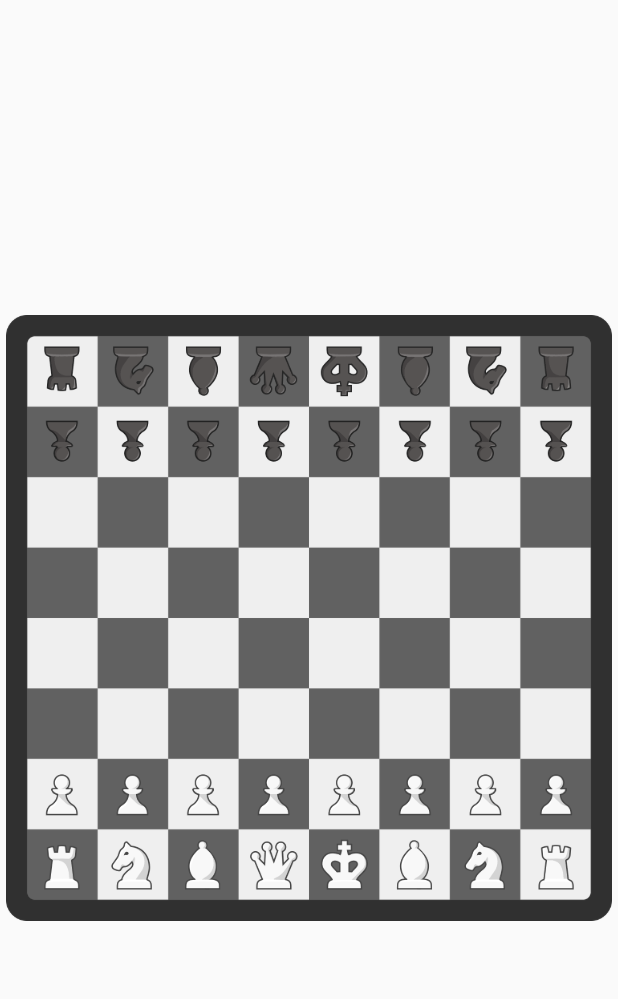
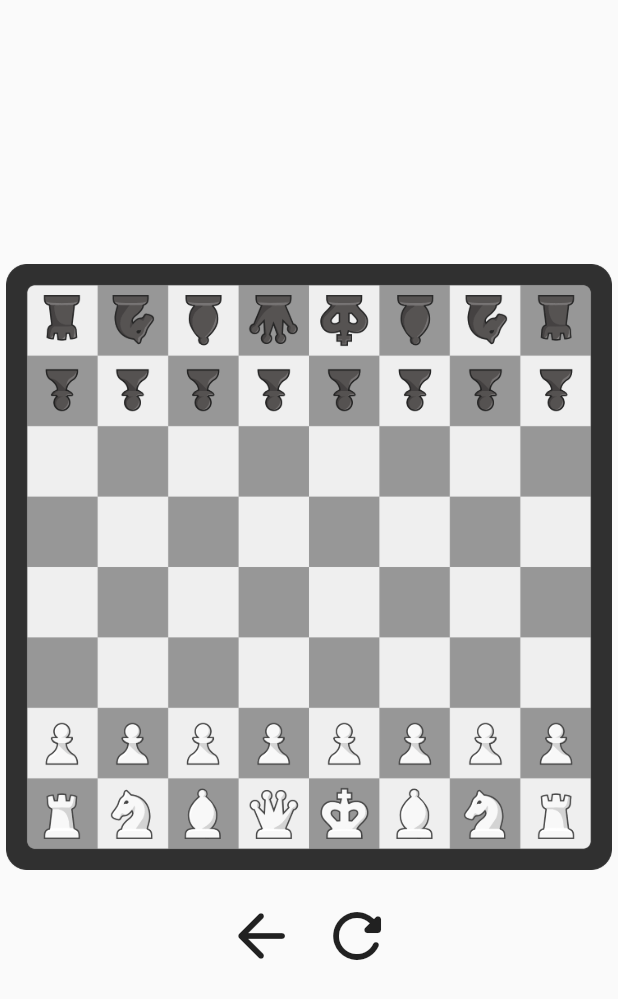
Before and after one commit to sourcelocation/Chess, a Flutter app: the screen it shows after launch, on a phone screen of 412 x 824 dp. Shown: the top 999 px of the screen. Run offline on Flutter 3.47's test engine with Material 2 defaults, Android fonts, the phone set to English and light mode, and no system bars.

Commit message:
En Passant, checkmate snackbar, restart button

```diff
--- a/lib/chess_piece.dart
+++ b/lib/chess_piece.dart
@@ -55,6 +55,10 @@ class Pos {
     return Pos(x + other.x, y + other.y);
   }
 
+  Pos operator -(Pos other) {
+    return Pos(x - other.x, y - other.y);
+  }
+
   @override
   String toString() => "Pos($x, $y)";
 }
--- a/lib/components/game_screen.dart
+++ b/lib/components/game_screen.dart
@@ -1,11 +1,13 @@
 import 'package:flutter/material.dart';
 import 'package:chess/chess_piece.dart';
-
+import "package:chess/extensions.dart";
 import '../game_coordinator.dart';
 
 class GameScreen extends StatefulWidget {
   @override
   State<StatefulWidget> createState() => GameScreenState();
+
+  const GameScreen({super.key});
 }
 
 class GameScreenState extends State<GameScreen> {
@@ -29,15 +31,19 @@ class GameScreenState extends State<GameScreen> {
         appBar: null,
         body: Container(
             margin: EdgeInsets.all(boardMargin),
-            child: Column(
-                children: [const Spacer(), buildBoard(), const Spacer()])));
+            child: Column(children: [
+              const Spacer(),
+              buildBoard(),
+              Row(children: [const Spacer(), buildControls(), const Spacer()]),
+              const Spacer()
+            ])));
   }
 
   Stack buildBoard() {
     return Stack(
       children: [
         Image.asset(
-          "images/Board Modern.png",
+          "images/Board Modern(5).png",
         ),
         Container(
             margin: EdgeInsets.all(boardBorderSize),
@@ -52,6 +58,42 @@ class GameScreenState extends State<GameScreen> {
             ))
       ],
     );
+  }
+
+  Container buildControls() {
+    return Container(
+        margin: const EdgeInsets.fromLTRB(0, 20, 0, 0),
+        child: Row(
+          children: [
+            IconButton(
+              onPressed: () {
+                setState(() {
+                  coordinator.undo();
+                });
+              },
+              icon: const Icon(
+                Icons.arrow_back_rounded,
+                size: 48,
+              ),
+              padding: const EdgeInsets.all(0),
+              splashRadius: 32,
+            ),
+            const SizedBox(width: 16),
+            IconButton(
+              onPressed: () {
+                setState(() {
+                  coordinator.resetGame();
+                });
+              },
+              icon: const Icon(
+                Icons.refresh_rounded,
+                size: 48,
+              ),
+              padding: const EdgeInsets.all(0),
+              splashRadius: 32,
+            ),
+          ],
+        ));
   }
 
   Stack buildTileContents(Pos pos) {
@@ -75,7 +117,6 @@ class GameScreenState extends State<GameScreen> {
           data: pos,
           feedback: tile,
           childWhenDragging: SizedBox(width: tileSize, height: tileSize),
-            child: tile,
           onDragStarted: () {
             if (piece == null) {
               deselectPiece();
@@ -86,7 +127,9 @@ class GameScreenState extends State<GameScreen> {
           maxSimultaneousDrags: (piece?.color ?? coordinator.currentTurn) ==
                   coordinator.currentTurn
               ? null
-                : 0),
+              : 0,
+          child: tile,
+        ),
       ],
     );
   }
@@ -103,9 +146,11 @@ class GameScreenState extends State<GameScreen> {
               selectedPiecePos = toPos;
             } else {
               if (selectedPieceLegalMoves?.contains(toPos) ?? false) {
-                coordinator.movePiece(fromPos, toPos);
-                coordinator.switchTurn();
+                coordinator.performMove(Move(fromPos, toPos), true);
                 deselectPiece();
+                final status = coordinator
+                    .getCheckStatusForPlayer(coordinator.currentTurn);
+                showGameEndDialogIfNeeded(status);
               }
               // Todo check moves
             }
@@ -122,8 +167,8 @@ class GameScreenState extends State<GameScreen> {
               quarterTurns: piece.color == PlayerColor.white ? 0 : 2,
               child: Image.asset(
                 piece.fileName,
-                height: tileSize * 0.85,
-                width: tileSize * 0.85,
+                height: tileSize * 0.87,
+                width: tileSize * 0.87,
               ))
           : null,
     );
@@ -142,4 +187,28 @@ class GameScreenState extends State<GameScreen> {
       selectedPieceLegalMoves = null;
     });
   }
+
+  void showGameEndDialogIfNeeded(CheckStatus status) {
+    if (status == CheckStatus.checkmate) {
+      ScaffoldMessenger.of(context).showSnackBar(SnackBar(
+        content: Text(
+            "Checkmate! ${coordinator.currentTurn.inverted.raw.capitalize()} wins"),
+      ));
+      // showDialog(
+      //     context: context,
+      //     builder: (_) => AlertDialog(
+      //           title: const Text("Checkmate!"),
+      //           content: Text(
+      //               "${coordinator.currentTurn.inverted.raw.capitalize()} wins"),
+      //           actions: <Widget>[
+      //             TextButton(
+      //               child: const Text('OK'),
+      //               onPressed: () {
+      //                 Navigator.of(context).pop();
+      //               },
+      //             ),
+      //           ],
+      //         ));
     }
+  }
+}
--- /dev/null
+++ b/lib/extensions.dart
@@ -0,0 +1,5 @@
+extension StringExtension on String {
+  String capitalize() {
+    return "${this[0].toUpperCase()}${substring(1).toLowerCase()}";
+  }
+}
--- a/lib/main.dart
+++ b/lib/main.dart
@@ -15,7 +15,7 @@ class Chess extends StatelessWidget {
       theme: ThemeData(
         primarySwatch: Colors.grey,
       ),
-      home: GameScreen(),
+      home: const GameScreen(),
     );
   }
 }
--- a/pubspec.yaml
+++ b/pubspec.yaml
@@ -34,6 +34,7 @@ dependencies:
   # The following adds the Cupertino Icons font to your application.
   # Use with the CupertinoIcons class for iOS style icons.
   cupertino_icons: ^1.0.2
+  collection: ^1.16.0
 
 dev_dependencies:
   flutter_test:
```
Also changed, not shown: lib/game_coordinator.dart (+115 -23 lines), images/Board Light(1).png (added), images/Board Light.png (added), images/Board Modern(4).png (added), images/Board Modern(5).png (added), pubspec.lock, 1 other file. Lines whose indentation alone changed are shown as unchanged.
